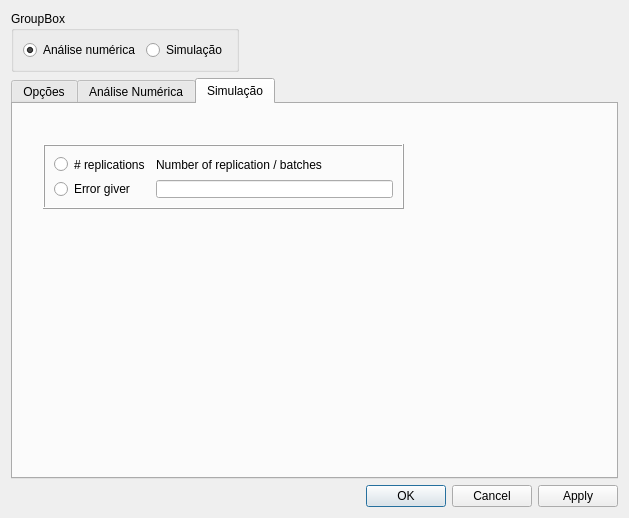
Old version of the form SPNPNewGui/optionsdialog.ui in the repository hackerlank/training_project.
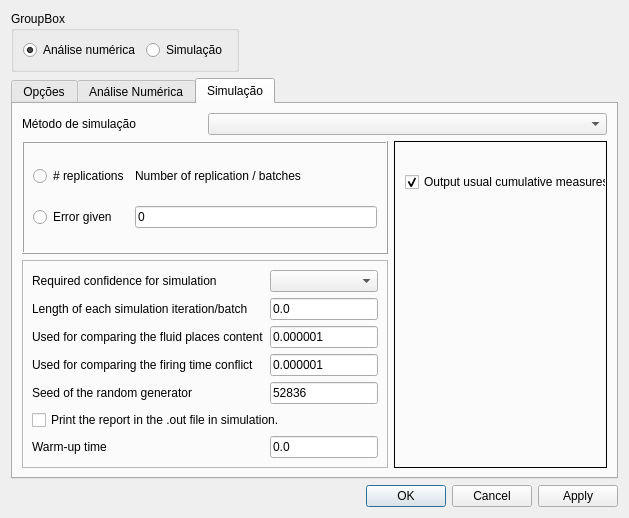
New version of the form. The open tabs and pages were chosen to show the change.

Diff of the .ui file:
```diff
--- a/SPNPNewGui/optionsdialog.ui
+++ b/SPNPNewGui/optionsdialog.ui
@@ -7,7 +7,7 @@
     <x>0</x>
     <y>0</y>
     <width>629</width>
-    <height>478</height>
+    <height>469</height>
    </rect>
   </property>
   <property name="windowTitle">
@@ -323,48 +323,186 @@
       <attribute name="title">
        <string>Simulação</string>
       </attribute>
-      <widget class="QFrame" name="frame">
-       <property name="geometry">
-        <rect>
-         <x>30</x>
-         <y>40</y>
-         <width>361</width>
-         <height>65</height>
-        </rect>
-       </property>
-       <property name="frameShape">
-        <enum>QFrame::Box</enum>
-       </property>
-       <property name="frameShadow">
-        <enum>QFrame::Raised</enum>
-       </property>
-       <layout class="QGridLayout" name="gridLayout_9">
-        <item row="0" column="0">
-         <widget class="QRadioButton" name="radioButton_4">
-          <property name="text">
-           <string># replications</string>
-          </property>
+      <layout class="QGridLayout" name="gridLayout_18">
+       <item row="0" column="0">
+        <widget class="QLabel" name="label_9">
+         <property name="text">
+          <string>Método de simulação</string>
+         </property>
+        </widget>
+       </item>
+       <item row="0" column="1" colspan="2">
+        <widget class="QComboBox" name="comboBox_8"/>
+       </item>
+       <item row="1" column="0" colspan="2">
+        <widget class="QFrame" name="frame">
+         <property name="frameShape">
+          <enum>QFrame::Box</enum>
+         </property>
+         <property name="frameShadow">
+          <enum>QFrame::Raised</enum>
+         </property>
+         <layout class="QGridLayout" name="gridLayout_9">
+          <item row="0" column="0">
+           <widget class="QRadioButton" name="radioButton_4">
+            <property name="text">
+             <string># replications</string>
+            </property>
+           </widget>
+          </item>
+          <item row="0" column="1">
+           <widget class="QLabel" name="label_8">
+            <property name="text">
+             <string>Number of replication / batches</string>
+            </property>
+           </widget>
+          </item>
+          <item row="1" column="0">
+           <widget class="QRadioButton" name="radioButton_5">
+            <property name="text">
+             <string>Error given</string>
+            </property>
+           </widget>
+          </item>
+          <item row="1" column="1">
+           <widget class="QLineEdit" name="lineEdit">
+            <property name="text">
+             <string>0</string>
+            </property>
+           </widget>
+          </item>
+         </layout>
+        </widget>
+       </item>
+       <item row="1" column="2" rowspan="2">
+        <widget class="QStackedWidget" name="stackedWidget">
+         <property name="frameShape">
+          <enum>QFrame::Panel</enum>
+         </property>
+         <property name="currentIndex">
+          <number>0</number>
+         </property>
+         <widget class="QWidget" name="page">
+          <widget class="QCheckBox" name="checkBox_14">
+           <property name="geometry">
+            <rect>
+             <x>10</x>
+             <y>30</y>
+             <width>201</width>
+             <height>20</height>
+            </rect>
+           </property>
+           <property name="text">
+            <string>Output usual cumulative measures</string>
+           </property>
+           <property name="checked">
+            <bool>true</bool>
+           </property>
+          </widget>
          </widget>
-        </item>
-        <item row="0" column="1">
-         <widget class="QLabel" name="label_8">
-          <property name="text">
-           <string>Number of replication / batches</string>
-          </property>
-         </widget>
-        </item>
-        <item row="1" column="0">
-         <widget class="QRadioButton" name="radioButton_5">
-          <property name="text">
-           <string>Error giver</string>
-          </property>
-         </widget>
-        </item>
-        <item row="1" column="1">
-         <widget class="QLineEdit" name="lineEdit"/>
-        </item>
-       </layout>
-      </widget>
+         <widget class="QWidget" name="page_2"/>
+        </widget>
+       </item>
+       <item row="2" column="0" colspan="2">
+        <widget class="QFrame" name="frame_3">
+         <property name="frameShape">
+          <enum>QFrame::StyledPanel</enum>
+         </property>
+         <property name="frameShadow">
+          <enum>QFrame::Raised</enum>
+         </property>
+         <layout class="QGridLayout" name="gridLayout_17">
+          <item row="0" column="0">
+           <widget class="QLabel" name="label_10">
+            <property name="text">
+             <string>Required confidence for simulation</string>
+            </property>
+           </widget>
+          </item>
+          <item row="0" column="1">
+           <widget class="QComboBox" name="comboBox_17"/>
+          </item>
+          <item row="1" column="0">
+           <widget class="QLabel" name="label_11">
+            <property name="text">
+             <string>Length of each simulation iteration/batch</string>
+            </property>
+           </widget>
+          </item>
+          <item row="1" column="1">
+           <widget class="QLineEdit" name="lineEdit_3">
+            <property name="text">
+             <string>0.0</string>
+            </property>
+           </widget>
+          </item>
+          <item row="2" column="0">
+           <widget class="QLabel" name="label_12">
+            <property name="text">
+             <string>Used for comparing the fluid places content</string>
+            </property>
+           </widget>
+          </item>
+          <item row="2" column="1">
+           <widget class="QLineEdit" name="lineEdit_4">
+            <property name="text">
+             <string>0.000001</string>
+            </property>
+           </widget>
+          </item>
+          <item row="3" column="0">
+           <widget class="QLabel" name="label_25">
+            <property name="text">
+             <string>Used for comparing the firing time conflict</string>
+            </property>
+           </widget>
+          </item>
+          <item row="3" column="1">
+           <widget class="QLineEdit" name="lineEdit_5">
+            <property name="text">
+             <string>0.000001</string>
+            </property>
+           </widget>
+          </item>
+          <item row="4" column="0">
+           <widget class="QLabel" name="label_26">
+            <property name="text">
+             <string>Seed of the random generator</string>
+            </property>
+           </widget>
+          </item>
+          <item row="4" column="1">
+           <widget class="QLineEdit" name="lineEdit_6">
+            <property name="text">
+             <string>52836</string>
+            </property>
+           </widget>
+          </item>
+          <item row="5" column="0" colspan="2">
+           <widget class="QCheckBox" name="checkBox_29">
+            <property name="text">
+             <string>Print the report in the .out file in simulation.</string>
+            </property>
+           </widget>
+          </item>
+          <item row="6" column="0">
+           <widget class="QLabel" name="label_27">
+            <property name="text">
+             <string>Warm-up time</string>
+            </property>
+           </widget>
+          </item>
+          <item row="6" column="1">
+           <widget class="QLineEdit" name="lineEdit_7">
+            <property name="text">
+             <string>0.0</string>
+            </property>
+           </widget>
+          </item>
+         </layout>
+        </widget>
+       </item>
+      </layout>
      </widget>
     </widget>
    </item>
```
Left out of the diff: 119 changed lines with no effect on the pictures.
